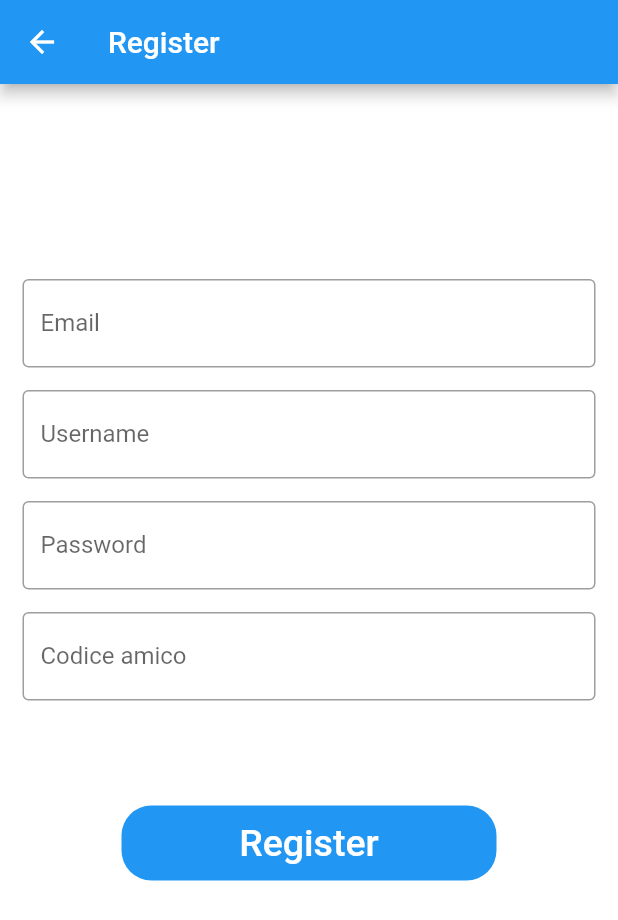
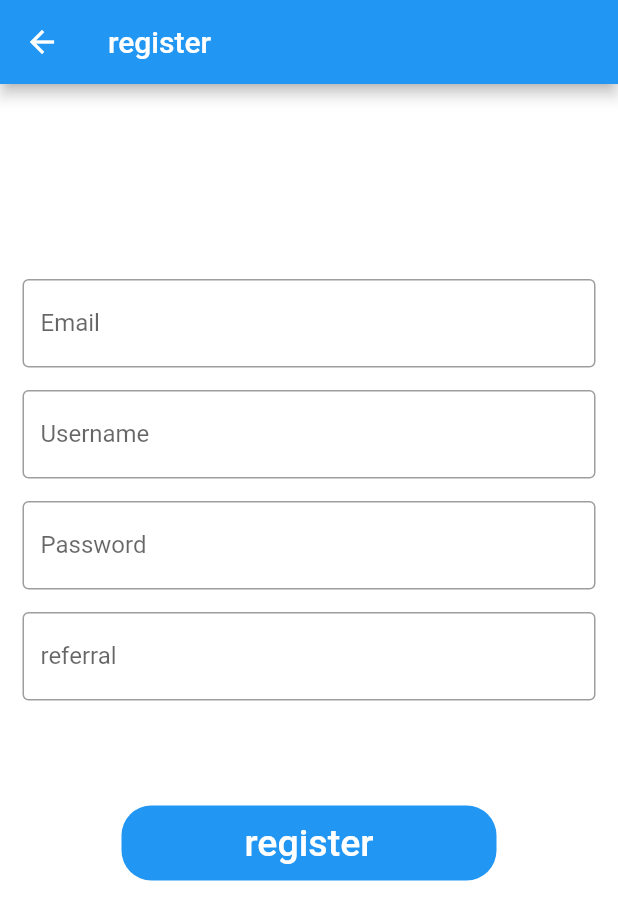
Before and after one commit to lory9894University/MyTimeTrade, a Flutter app: the RegistrationPage screen opened by its route, on a phone screen of 412 x 824 dp. Shown: the top 920 px of the screen. Run offline on Flutter 3.47's test engine with Material 2 defaults, Android fonts, the phone set to English and light mode, and no system bars; our stand-ins replace cloud_firestore, connectivity_plus, curved_navigation_bar, firebase_auth, firebase_core, firebase_database and 8 more; missing offline and left inert: cloud_firestore_web, firebase_auth_web, firebase_core_web, firebase_database_web, flutter_facebook_auth_web, flutterfire_ui and 3 more; accounts and stored records are empty.

Commit message:
registrazione con referral

```diff
--- a/assets/i18n/en_US.json
+++ b/assets/i18n/en_US.json
@@ -63,5 +63,7 @@
   "specify interest" : "Specify interest",
   "set address first" : "Set the address first",
   "category" : "Category",
-  "share_msg": "This is my referral code!"
+  "share_msg": "This is my referral code!",
+  "referral" : "Referral Code",
+  "referral_hint": "If you have a referral code, enter it here",
 }
--- a/assets/i18n/it_IT.json
+++ b/assets/i18n/it_IT.json
@@ -63,5 +63,8 @@
   "specify interest" : "Specifica un interesse",
   "set address first" : "Imposta prima un indirizzo",
   "category" : "Categoria",
-  "share_msg": "Questo è il tuo codice per iscriverti!"
+  "share_msg": "Questo è il tuo codice per iscriverti!",
+  "referral" : "Codice amico",
+  "referral_hint": "Se lo hai, inserisci qui il tuo codice amico"
+
 }
--- a/lib/screens/auth_screen/registration_page.dart
+++ b/lib/screens/auth_screen/registration_page.dart
@@ -18,10 +18,8 @@ class _RegistrationPageState extends State<RegistrationPage> {
   bool _validPassword = true;
   bool _validEmail = true;
   bool _validUsername = true;
-  bool _validReferral = true;
   String _passwordError = 'password required'.i18n();
   String _emailError = 'email required'.i18n();
-  String _referralError = 'Il codice amico non esiste'.i18n();
 
   //validate password
   bool validatePassword(String value) {
@@ -131,9 +129,8 @@ class _RegistrationPageState extends State<RegistrationPage> {
                 obscureText: true,
                 decoration: InputDecoration(
                     border: const OutlineInputBorder(),
-                    labelText: 'Codice amico',
-                    hintText: 'Se lo hai, inserisci qui il tuo codice amico'.i18n(),
-                    errorText: _validReferral ? null : _referralError),
+                    labelText: 'referral'.i18n(),
+                    hintText: 'referral_hint'.i18n()),
               ),
             ),
             const SizedBox(
@@ -150,12 +147,24 @@ class _RegistrationPageState extends State<RegistrationPage> {
                     AuthOperation.registerUserAndSignIn(
                             emailController.text, passwordController.text)
                         .then((user) {
+                      int bal = 0;
+                      if (referralController.text.isNotEmpty) {
+                        bal = 10;
+                        Query ref = FirebaseDatabase.instance
+                            .ref("users")
+                            .orderByChild("referral")
+                            .equalTo(referralController.text)
+                            .limitToFirst(1);
+                        ref.once().then((value) {
+                          print(value);
+                        });
+                      }
                       DatabaseReference ref = FirebaseDatabase.instance
                           .ref()
                           .child("users/${user?.uid}");
                       ref.set({
                         "name": usernameController.text,
-                        "balance": 0,
+                        "balance": bal,
                         "transactions": [],
                         "referral": user?.uid.substring(0, 5),
                         "phoneNr": "",
```
